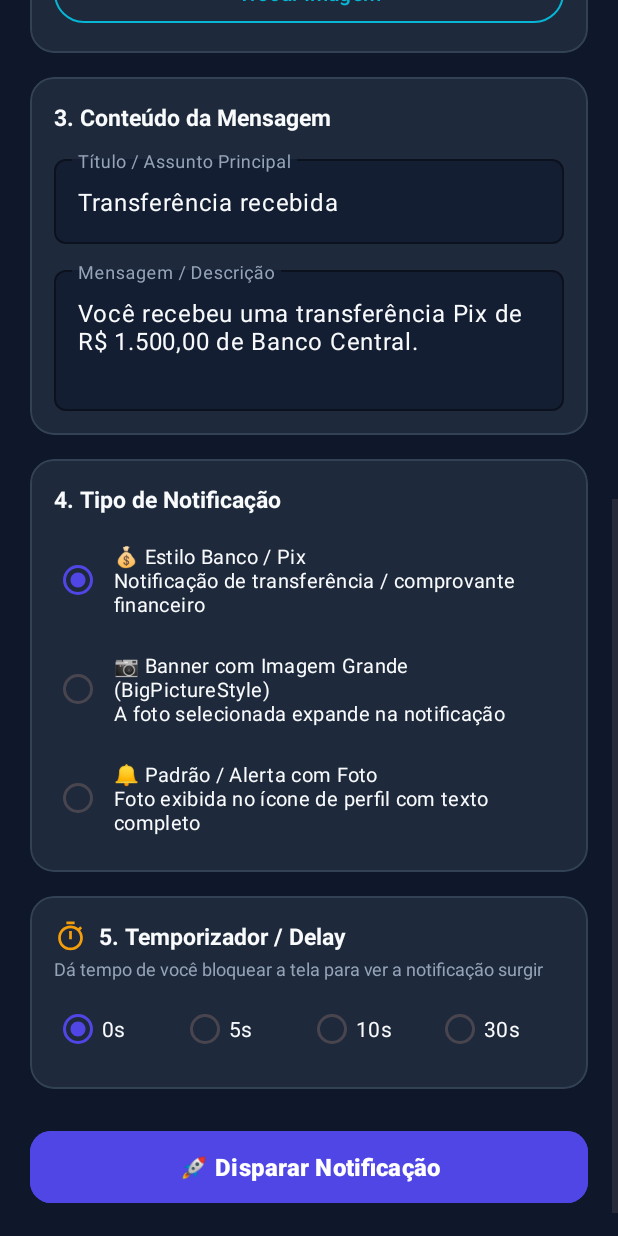
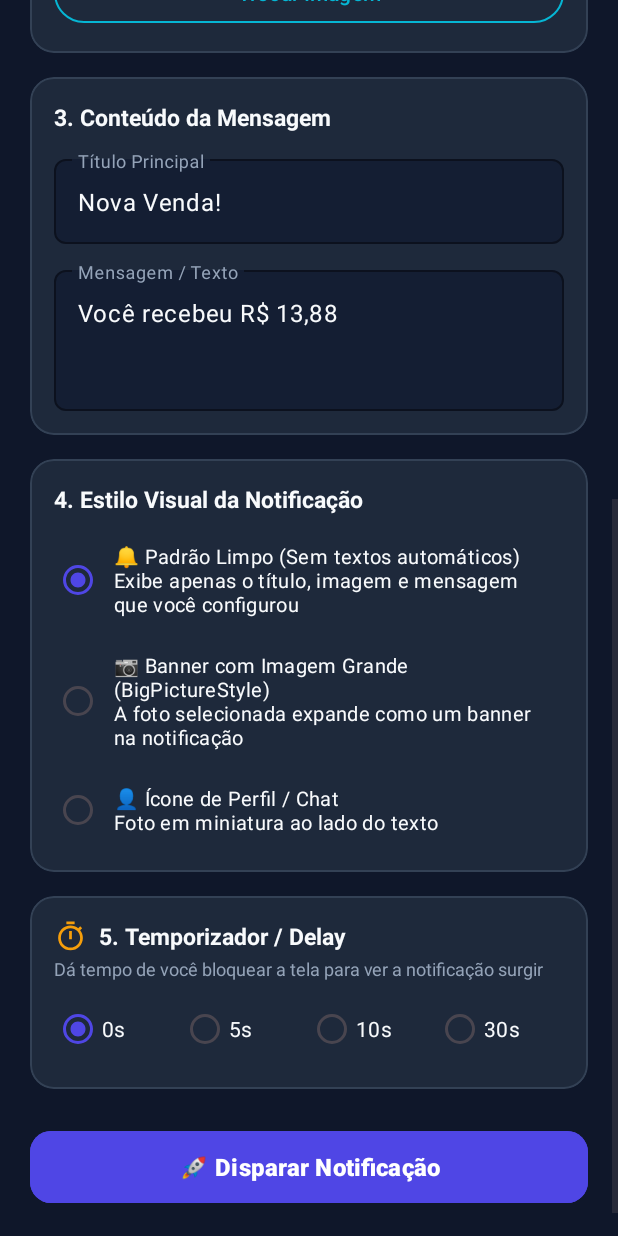
Before and after one commit to lololxz/GeradorNot, an Android app: the screen it shows after launch (MainActivity), scrolled down 576 dp, on a phone screen of 412 x 824 dp. Run offline under Robolectric (Android 15) with nearby library versions, the phone set to English and light mode, and no system bars.

Commit message:
Remove all hardcoded subtexts and bank tags, make notifications 100% clean and user-customized

```diff
--- a/app/src/main/res/layout/activity_main.xml
+++ b/app/src/main/res/layout/activity_main.xml
@@ -45,13 +45,13 @@
                 <TextView
                     android:layout_width="wrap_content"
                     android:layout_height="wrap_content"
-                    android:text="Alterne nomes, imagens, estilos e timers"
+                    android:text="100% personalizável: apenas o que você digitar"
                     android:textColor="@color/text_secondary"
                     android:textSize="13sp" />
             </LinearLayout>
         </LinearLayout>
 
-        <!-- Card 1: Nome do App / Presets Rápidos -->
+        <!-- Card 1: Subtexto / Nome do App (Opcional) -->
         <com.google.android.material.card.MaterialCardView
             android:layout_width="match_parent"
             android:layout_height="wrap_content"
@@ -71,7 +71,7 @@
                 <TextView
                     android:layout_width="wrap_content"
                     android:layout_height="wrap_content"
-                    android:text="1. Nome do App na Notificação"
+                    android:text="1. Subtexto / Nome do App (Opcional)"
                     android:textColor="@color/text_primary"
                     android:textSize="15sp"
                     android:textStyle="bold" />
@@ -80,7 +80,7 @@
                     android:layout_width="wrap_content"
                     android:layout_height="wrap_content"
                     android:layout_marginTop="2dp"
-                    android:text="O nome que aparece no topo da notificação no Android"
+                    android:text="Se deixar vazio, NENHUM texto extra aparecerá!"
                     android:textColor="@color/text_secondary"
                     android:textSize="12sp" />
 
@@ -95,6 +95,15 @@
                         android:layout_width="wrap_content"
                         android:layout_height="wrap_content"
                         android:orientation="horizontal">
+
+                        <com.google.android.material.button.MaterialButton
+                            android:id="@+id/btnPresetLimpo"
+                            style="@style/Widget.Material3.Button.TonalButton"
+                            android:layout_width="wrap_content"
+                            android:layout_height="38dp"
+                            android:layout_marginEnd="8dp"
+                            android:text="❌ Deixar Vazio"
+                            android:textSize="12sp" />
 
                         <com.google.android.material.button.MaterialButton
                             android:id="@+id/btnPresetNubank"
@@ -138,7 +147,7 @@
                     android:layout_width="match_parent"
                     android:layout_height="wrap_content"
                     android:layout_marginTop="10dp"
-                    android:hint="Nome do App / Remetente Customizado"
+                    android:hint="Subtexto no topo (deixe vazio se não quiser nada)"
                     android:textColorHint="@color/text_secondary"
                     app:boxBackgroundColor="#141E33"
                     app:boxCornerRadiusBottomEnd="8dp"
@@ -152,7 +161,7 @@
                         android:layout_width="match_parent"
                         android:layout_height="wrap_content"
                         android:inputType="textCapWords"
-                        android:text="Nubank"
+                        android:text=""
                         android:textColor="@color/text_primary" />
                 </com.google.android.material.textfield.TextInputLayout>
 
@@ -179,7 +188,7 @@
                 <TextView
                     android:layout_width="wrap_content"
                     android:layout_height="wrap_content"
-                    android:text="2. Imagem da Notificação"
+                    android:text="2. Imagem / Ícone da Notificação"
                     android:textColor="@color/text_primary"
                     android:textSize="15sp"
                     android:textStyle="bold" />
@@ -188,7 +197,7 @@
                     android:layout_width="wrap_content"
                     android:layout_height="wrap_content"
                     android:layout_marginTop="2dp"
-                    android:text="Escolha a foto ou banner da galeria"
+                    android:text="Escolha a foto que aparecerá na notificação"
                     android:textColor="@color/text_secondary"
                     android:textSize="12sp" />
 
@@ -284,7 +293,7 @@
                     android:layout_width="match_parent"
                     android:layout_height="wrap_content"
                     android:layout_marginTop="12dp"
-                    android:hint="Título / Assunto Principal"
+                    android:hint="Título Principal"
                     android:textColorHint="@color/text_secondary"
                     app:boxBackgroundColor="#141E33"
                     app:boxCornerRadiusBottomEnd="8dp"
@@ -298,7 +307,7 @@
                         android:layout_width="match_parent"
                         android:layout_height="wrap_content"
                         android:inputType="textCapSentences"
-                        android:text="Transferência recebida"
+                        android:text="Nova Venda!"
                         android:textColor="@color/text_primary" />
                 </com.google.android.material.textfield.TextInputLayout>
 
@@ -307,7 +316,7 @@
                     android:layout_width="match_parent"
                     android:layout_height="wrap_content"
                     android:layout_marginTop="12dp"
-                    android:hint="Mensagem / Descrição"
+                    android:hint="Mensagem / Texto"
                     android:textColorHint="@color/text_secondary"
                     app:boxBackgroundColor="#141E33"
                     app:boxCornerRadiusBottomEnd="8dp"
@@ -323,7 +332,7 @@
                         android:gravity="top|start"
                         android:inputType="textMultiLine"
                         android:lines="3"
-                        android:text="Você recebeu uma transferência Pix de R$ 1.500,00 de Banco Central."
+                        android:text="Você recebeu R$ 13,88"
                         android:textColor="@color/text_primary" />
                 </com.google.android.material.textfield.TextInputLayout>
             </LinearLayout>
@@ -349,7 +358,7 @@
                 <TextView
                     android:layout_width="wrap_content"
                     android:layout_height="wrap_content"
-                    android:text="4. Tipo de Notificação"
+                    android:text="4. Estilo Visual da Notificação"
                     android:textColor="@color/text_primary"
                     android:textSize="15sp"
                     android:textStyle="bold" />
@@ -366,7 +375,7 @@
                         android:layout_height="wrap_content"
                         android:checked="true"
                         android:padding="8dp"
-                        android:text="💰 Estilo Banco / Pix\nNotificação de transferência / comprovante financeiro"
+                        android:text="🔔 Padrão Limpo (Sem textos automáticos)\nExibe apenas o título, imagem e mensagem que você configurou"
                         android:textColor="@color/text_primary"
                         android:textSize="13sp" />
 
@@ -376,7 +385,7 @@
                         android:layout_height="wrap_content"
                         android:layout_marginTop="6dp"
                         android:padding="8dp"
-                        android:text="📷 Banner com Imagem Grande (BigPictureStyle)\nA foto selecionada expande na notificação"
+                        android:text="📷 Banner com Imagem Grande (BigPictureStyle)\nA foto selecionada expande como um banner na notificação"
                         android:textColor="@color/text_primary"
                         android:textSize="13sp" />
 
@@ -386,7 +395,7 @@
                         android:layout_height="wrap_content"
                         android:layout_marginTop="6dp"
                         android:padding="8dp"
-                        android:text="🔔 Padrão / Alerta com Foto\nFoto exibida no ícone de perfil com texto completo"
+                        android:text="👤 Ícone de Perfil / Chat\nFoto em miniatura ao lado do texto"
                         android:textColor="@color/text_primary"
                         android:textSize="13sp" />
                 </RadioGroup>
```
Also changed, not shown: app/src/main/java/com/notifgenerator/app/MainActivity.kt (+15 -11 lines), app/src/main/java/com/notifgenerator/app/NotificationHelper.kt (+10 -7 lines), app/src/main/java/com/notifgenerator/app/NotificationReceiver.kt (+4 -4 lines).
